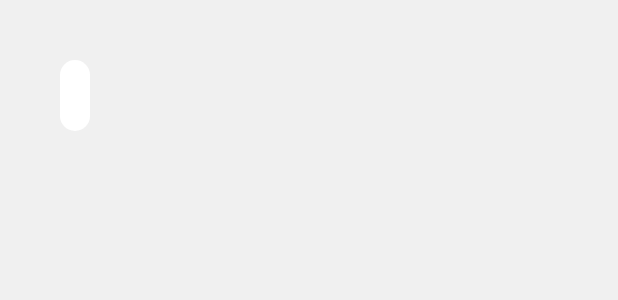
After one commit to Berndzz/Android_Kotlin, an Android app: the layout activity_home.xml on its own in the app's theme, with its tools: preview values and no code run, on a phone screen of 412 x 824 dp. The commit adds this screen. Shown: the top 300 px of the screen. Run offline under Robolectric (Android 15) with nearby library versions, the phone set to English and light mode, and no system bars.

Commit message:
menambahkan home activity

```diff
--- a/Application_1/app/src/main/AndroidManifest.xml
+++ b/Application_1/app/src/main/AndroidManifest.xml
@@ -16,6 +16,7 @@
                 <category android:name="android.intent.category.LAUNCHER" />
             </intent-filter>
         </activity>
+        <activity android:name=".HomeActivity"/>
     </application>
 
 </manifest>
--- /dev/null
+++ b/Application_1/app/src/main/res/drawable/rad_corner.xml
@@ -0,0 +1,13 @@
+<?xml version="1.0" encoding="utf-8"?>
+<!--  res/drawable/rounded_edittext.xml -->
+<shape xmlns:android="http://schemas.android.com/apk/res/android"
+    android:shape="rectangle"
+    android:padding="10dp">
+
+    <solid android:color="#FFFFFF" />
+    <corners
+        android:bottomRightRadius="15dp"
+        android:bottomLeftRadius="15dp"
+        android:topLeftRadius="15dp"
+        android:topRightRadius="15dp" />
+</shape>
--- /dev/null
+++ b/Application_1/app/src/main/res/layout/activity_home.xml
@@ -0,0 +1,22 @@
+<?xml version="1.0" encoding="utf-8"?>
+<LinearLayout xmlns:android="http://schemas.android.com/apk/res/android"
+    android:layout_width="match_parent"
+    xmlns:tools="http://schemas.android.com/tools"
+    android:orientation="vertical"
+    android:background="#efefefef"
+    android:layout_height="match_parent"
+    tools:context=".HomeActivity">
+
+    <TextView
+        android:id="@+id/tvUsername"
+        android:layout_marginTop="40dp"
+        android:layout_marginLeft="40dp"
+        android:layout_width="wrap_content"
+        android:layout_height="wrap_content"
+        android:padding="10dp"
+        android:background="@drawable/rad_corner"
+        android:text=""
+        android:textSize="20dp"
+        />
+
+</LinearLayout>
--- a/Application_1/app/src/main/res/layout/activity_main.xml
+++ b/Application_1/app/src/main/res/layout/activity_main.xml
@@ -16,7 +16,7 @@
         android:layout_width="match_parent"
         android:layout_height="wrap_content"
         android:padding="15dp"
-        android:background="@color/white"
+        android:background="@drawable/rad_corner"
         android:ems="10"
         android:hint="username"
         android:inputType="textPersonName" />
@@ -28,7 +28,8 @@
         android:layout_marginTop="20dp"
         android:layout_marginLeft="40dp"
         android:layout_marginRight="40dp"
-        android:background="@color/white"
+
+        android:background="@drawable/rad_corner"
         android:ems="10"
         android:padding="15dp"
         android:hint="password"
@@ -37,7 +38,6 @@
     <Button
         android:id="@+id/btnLogin"
         android:layout_margin="10dp"
-
         android:layout_width="wrap_content"
         android:layout_height="wrap_content"
         android:layout_gravity="center"
```
Also changed, not shown: Application_1/app/src/main/java/id/ac/ukdw/app_1/HomeActivity.kt (added, +16 -0 lines), Application_1/app/src/main/java/id/ac/ukdw/app_1/MainActivity.kt (+24 -0 lines).
